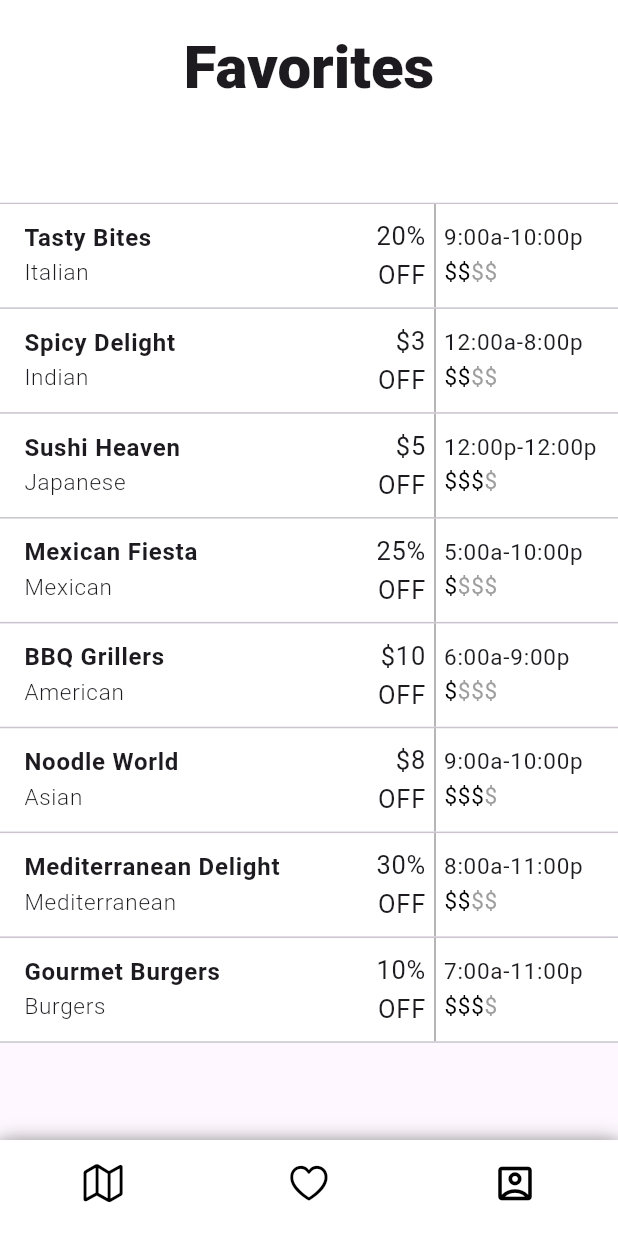
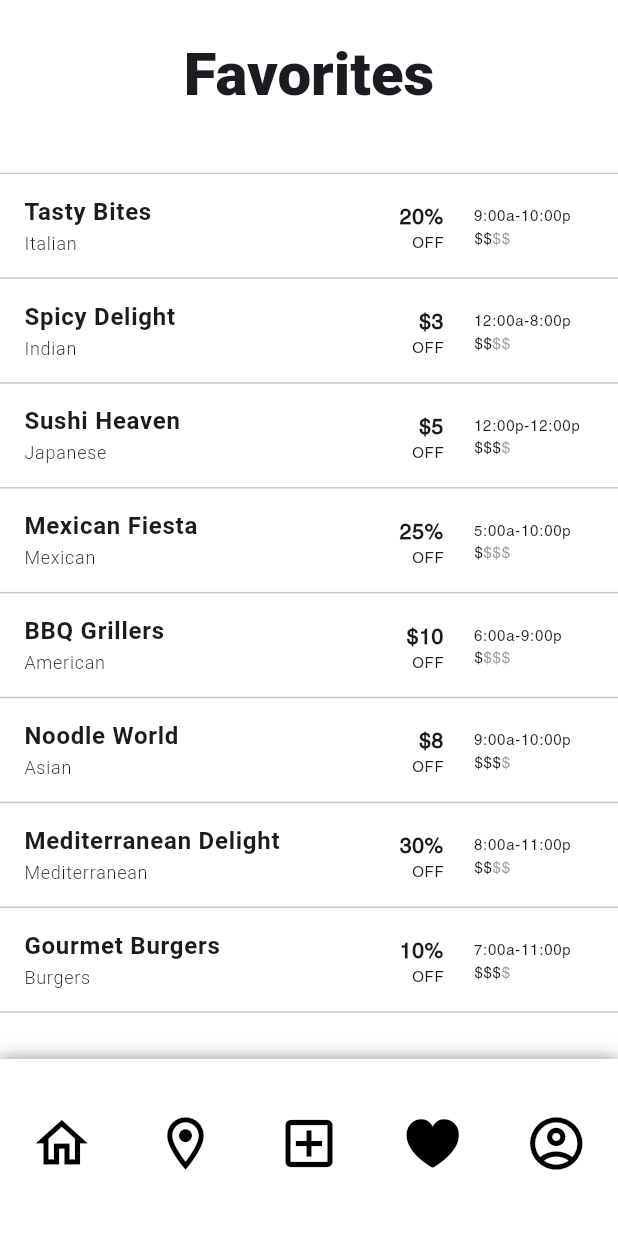
Before and after one commit to Ensyllis/anchor_prototype, a Flutter app: the screen it shows after launch, item 3 of the bottom bar chosen, on a phone screen of 412 x 824 dp. Run offline on Flutter 3.47's test engine with Material 3 defaults, Android fonts, the phone set to English and light mode, and no system bars; drawn by our look-alikes of flutter_slidable.

Commit message:
Home Screen

```diff
--- a/lib/favorites.dart
+++ b/lib/favorites.dart
@@ -1,6 +1,7 @@
 // File contains 'Favorites' page
 
 import 'package:anchor_prototype/main.dart';
+import 'package:anchor_prototype/home.dart';
 import 'package:flutter/cupertino.dart';
 import 'package:flutter/material.dart';
 import 'package:flutter_slidable/flutter_slidable.dart';
@@ -170,17 +171,19 @@ class _FavoritesState extends State<Favorites> {
 
   @override
   Widget build(BuildContext context) {
-    return Scaffold(
+    return PopScope(
+      canPop: false,
+      child: Scaffold(
         appBar: AppBar(// Used to print 'Favorites' title (and maybe pfp?)
           shadowColor: Colors.black,
           surfaceTintColor: Colors.white,
           bottomOpacity: 1.0,
           scrolledUnderElevation: 1.0,
           backgroundColor: Colors.white,
-        toolbarHeight: 135.0,
+          toolbarHeight: 115.0,
           title: const Center(
             child: Padding(
-            padding: EdgeInsets.fromLTRB(0.0, 0.0, 0.0, 45.0),
+              padding: EdgeInsets.fromLTRB(0.0, 15.0, 0.0, 30.0),
               child: Text(
                 'Favorites',
                 style: TextStyle(
@@ -208,31 +211,49 @@ class _FavoritesState extends State<Favorites> {
               ),
             ],
           ),
-        child: BottomNavigationBar(// Containes 3 icon buttons
+          child: SizedBox(
+            height: 118,
+            child: BottomNavigationBar(// Containes 5 icon buttons
               backgroundColor: Colors.white,
               showSelectedLabels: false,
               showUnselectedLabels: false,
               items: const <BottomNavigationBarItem>[
-            BottomNavigationBarItem(// Home screen (map screen)
+                BottomNavigationBarItem(// Home screen
                   icon: Icon(
-                size: 30,
-                CupertinoIcons.map,
+                    size: 42.0,
+                    Icons.home_outlined,
+                    color: Colors.black,
+                  ),
+                  label: 'Home',
+                ),
+                BottomNavigationBarItem(// Map screen
+                  icon: Icon(
+                    size: 42.0,
+                    Icons.location_on_outlined,
                     color: Colors.black,
                   ),
                   label: 'Maps',
                 ),
+                BottomNavigationBarItem(// Camera Screen
+                  icon: Icon(
+                    size: 42.0,
+                    Icons.add_box_outlined,
+                    color: Colors.black,
+                  ),
+                  label: 'Camera',
+                ),
                 BottomNavigationBarItem(// Favorites screen (unusable bc already in screen)
                   icon: Icon(
-                size: 30,
-                CupertinoIcons.heart,
+                    size: 42.0,
+                    CupertinoIcons.heart_fill,
                     color: Colors.black,
                   ),
                   label: 'Favorites',
                 ),
                 BottomNavigationBarItem(// Account screen (SecondRoute)
                   icon: Icon(
-                size: 30,
-                Icons.account_box_outlined,
+                    size: 42.0,
+                    Icons.account_circle_outlined,
                     color: Colors.black,
                   ),
                   label: 'Account',
@@ -243,10 +264,16 @@ class _FavoritesState extends State<Favorites> {
                   case 0:
                     Navigator.push(// Go to Home screen
                       context,
+                      MaterialPageRoute(builder: (context) => const Home()),
+                    );
+                    break;
+                  case 1:
+                    Navigator.push(// Go to Home screen
+                      context,
                       MaterialPageRoute(builder: (context) => const FirstRoute()),
                     );
                     break;
-              case 2:
+                  case 4:
                     Navigator.push(// Go to Account screen
                       context,
                       MaterialPageRoute(builder: (context) => const SecondRoute()),
@@ -255,6 +282,9 @@ class _FavoritesState extends State<Favorites> {
                   default: // Favorites item is basically a no-op since we are already on the Favorites screen
                 }
               },
+              type: BottomNavigationBarType.fixed,
+            ),
+          ),
         ),
       ),
     );
@@ -278,7 +308,7 @@ class _ListOfFavoritesState extends State<ListOfFavorites> {
 
   // Builds discount format. Format: either '10%' or '$10'.
   String discountBuilder(int index, String symbol){
-    return symbol == '%' ? '${info[index].discount}$symbol\nOFF' : '$symbol${info[index].discount}\nOFF';
+    return symbol == '%' ? '${info[index].discount}$symbol' : '$symbol${info[index].discount}';
   }
 
   // Builds dollar-sign indicator (expensivity)
@@ -292,7 +322,9 @@ class _ListOfFavoritesState extends State<ListOfFavorites> {
 
   @override
   Widget build(BuildContext context) {
-    return ListView.separated(// Used .separated to generate dividers
+    return Container(
+      color: Colors.white,
+      child: ListView.separated(// Used .separated to generate dividers
         itemCount: info.length,
         separatorBuilder: (_, __) => const Divider(height: 1),
         itemBuilder: (BuildContext context, int index) {
@@ -338,13 +370,14 @@ class _ListOfFavoritesState extends State<ListOfFavorites> {
                                 info[index].name,
                                 style: const TextStyle(
                                   fontWeight: FontWeight.bold,
+                                  fontSize: 16,
                                 ),
                               ),
                               Text(
                                 info[index].restaurantType,
                                 style: const TextStyle(
                                   fontWeight: FontWeight.w300,
-                                fontSize: 15,
+                                  fontSize: 12,
                                 ),
                               ),
                             ],
@@ -352,23 +385,35 @@ class _ListOfFavoritesState extends State<ListOfFavorites> {
                         ),
                         Expanded(// Discount
                           child: SizedBox(
-                          child: Text(
+                            child: Column(
+                              mainAxisAlignment: MainAxisAlignment.center,
+                              crossAxisAlignment: CrossAxisAlignment.end,
+                              children: [
+                                Text(
                                   discountBuilder(index, info[index].discountSymbol),
                                   textAlign: TextAlign.end,
                                   style: const TextStyle(
+                                    fontFamily: 'Helvetica',
+                                    fontWeight: FontWeight.w800,
+                                    fontSize: 14,
+                                  )
+                                ),
+                                const Text(
+                                  'OFF',
+                                  style: TextStyle(
+                                    fontFamily: 'Helvetica',
                                     fontWeight: FontWeight.normal,
-                              fontSize: 17,
-                            )
+                                    fontSize: 10,
+                                  ),
+                                ),
+                              ],
                             ),
                           ),
                         ),
-                      const VerticalDivider(// Divider
-                        width: 12,
-                        thickness: 1.0,
-                        color: Colors.grey,
-                      ),
                         SizedBox(// Open/close times & expensivity
                           width: 111,
+                          child: Padding(
+                            padding: const EdgeInsets.fromLTRB(20.0, 0.0, 0.0, 0.0),
                             child: Column(
                               crossAxisAlignment: CrossAxisAlignment.start,
                               mainAxisAlignment: MainAxisAlignment.center,
@@ -377,7 +422,8 @@ class _ListOfFavoritesState extends State<ListOfFavorites> {
                                   '${info[index].openHour}:00${info[index].openAmPm}-${info[index].closeHour}:00${info[index].closeAmPm}',
                                   textAlign: TextAlign.end,
                                   style: const TextStyle(
-                                fontSize: 15,
+                                    fontFamily: 'Helvetica',
+                                    fontSize: 10,
                                   ),
                                 ),
                                 Row(
@@ -385,20 +431,23 @@ class _ListOfFavoritesState extends State<ListOfFavorites> {
                                     Text(
                                       dollarsIndicator(info[index].expensivity),
                                       style: const TextStyle(
-                                    fontSize: 15,
+                                        fontFamily: 'Helvetica',
+                                        fontSize: 10,
                                         color: Colors.black,
                                       ),
                                     ),
                                     Text(
                                       dollarsIndicator(4 - info[index].expensivity),
                                       style: const TextStyle(
-                                    fontSize: 15,
+                                        fontFamily: 'Helvetica',
+                                        fontSize: 10,
                                         color: Colors.grey,
                                       ),
                                     ),
                                   ],
                                 ),
                               ],
+                            ),
                           ),
                         ),
                       ],
@@ -419,6 +468,7 @@ class _ListOfFavoritesState extends State<ListOfFavorites> {
           );
         },
         //separatorBuilder: (BuildContext context, int index) => const Divider(height: 1),
+      ),
     );
   }
 }
--- a/lib/main.dart
+++ b/lib/main.dart
@@ -1,4 +1,5 @@
 import 'package:anchor_prototype/favorites.dart';
+import 'package:anchor_prototype/home.dart';
 import 'package:flutter/material.dart';
 
 void main() {
@@ -13,7 +14,9 @@ class FirstRoute extends StatelessWidget {
 
   @override
   Widget build(BuildContext context) {
-    return Scaffold(
+    return PopScope(
+      canPop: false,
+      child: Scaffold(
         appBar: AppBar(
           title: const Text('First Route'),
         ),
@@ -55,6 +58,7 @@ class FirstRoute extends StatelessWidget {
             }
           },
         ),
+      ),
     );
   }
 }
```
Also changed, not shown: lib/home.dart (added, +343 -0 lines), pubspec.yaml (+20 -1 lines), fonts/HelveticaRoman.ttf (added), fonts/timesnewroman.ttf (added), fonts/timesnewromanbold.ttf (added), fonts/timesnewromanbolditalic.ttf (added), fonts/timesnewromanitalic.ttf (added), photos/IMG_6663copy.jpeg (added), photos/thai-noodles-5-22-10-3247233573.jpg (added), pubspec.lock. Lines whose indentation alone changed are shown as unchanged.
